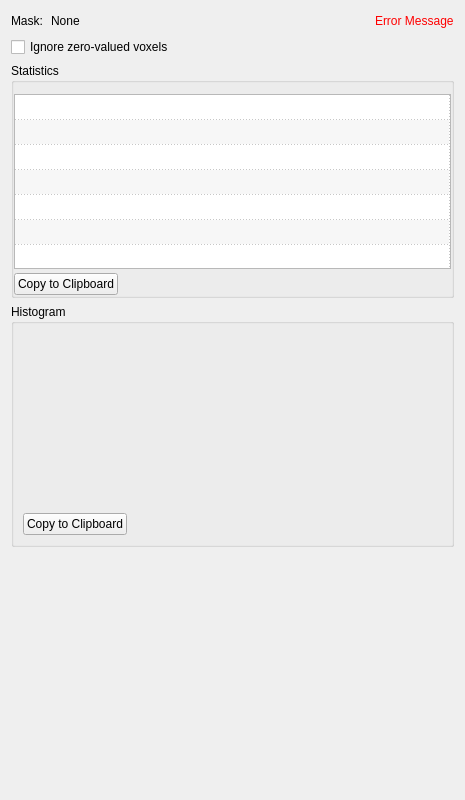
The window that Plugins/org.mitk.gui.qt.measurementtoolbox/src/internal/QmitkImageStatisticsViewControls.ui (MITK/MITK) describes before a commit, drawn with Qt 5.
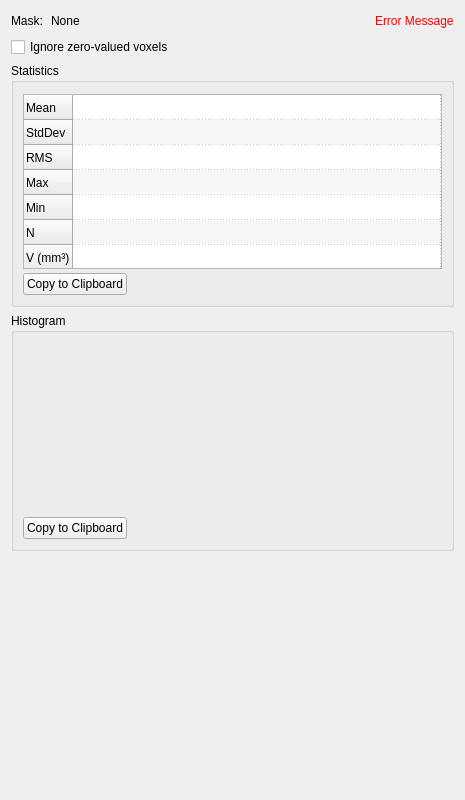
The same window after the commit. The open tabs and pages were chosen to show the change. Custom widgets are drawn as their Qt base class.

Patch:
```diff
--- a/Plugins/org.mitk.gui.qt.measurementtoolbox/src/internal/QmitkImageStatisticsViewControls.ui
+++ b/Plugins/org.mitk.gui.qt.measurementtoolbox/src/internal/QmitkImageStatisticsViewControls.ui
@@ -84,18 +84,18 @@
      </property>
      <layout class="QVBoxLayout" name="verticalLayout">
       <property name="leftMargin">
-       <number>0</number>
+       <number>9</number>
       </property>
       <property name="rightMargin">
-       <number>0</number>
+       <number>9</number>
       </property>
       <property name="bottomMargin">
-       <number>0</number>
+       <number>9</number>
       </property>
       <item>
        <widget class="QTableWidget" name="m_StatisticsTable">
         <property name="sizePolicy">
-         <sizepolicy hsizetype="Preferred" vsizetype="Fixed">
+         <sizepolicy hsizetype="Preferred" vsizetype="Preferred">
           <horstretch>0</horstretch>
           <verstretch>0</verstretch>
          </sizepolicy>
@@ -155,7 +155,7 @@
          <bool>true</bool>
         </attribute>
         <attribute name="verticalHeaderVisible">
-         <bool>false</bool>
+         <bool>true</bool>
         </attribute>
         <attribute name="verticalHeaderCascadingSectionResizes">
          <bool>false</bool>
```
Left out of the diff: 176 changed lines with no effect on the pictures.
